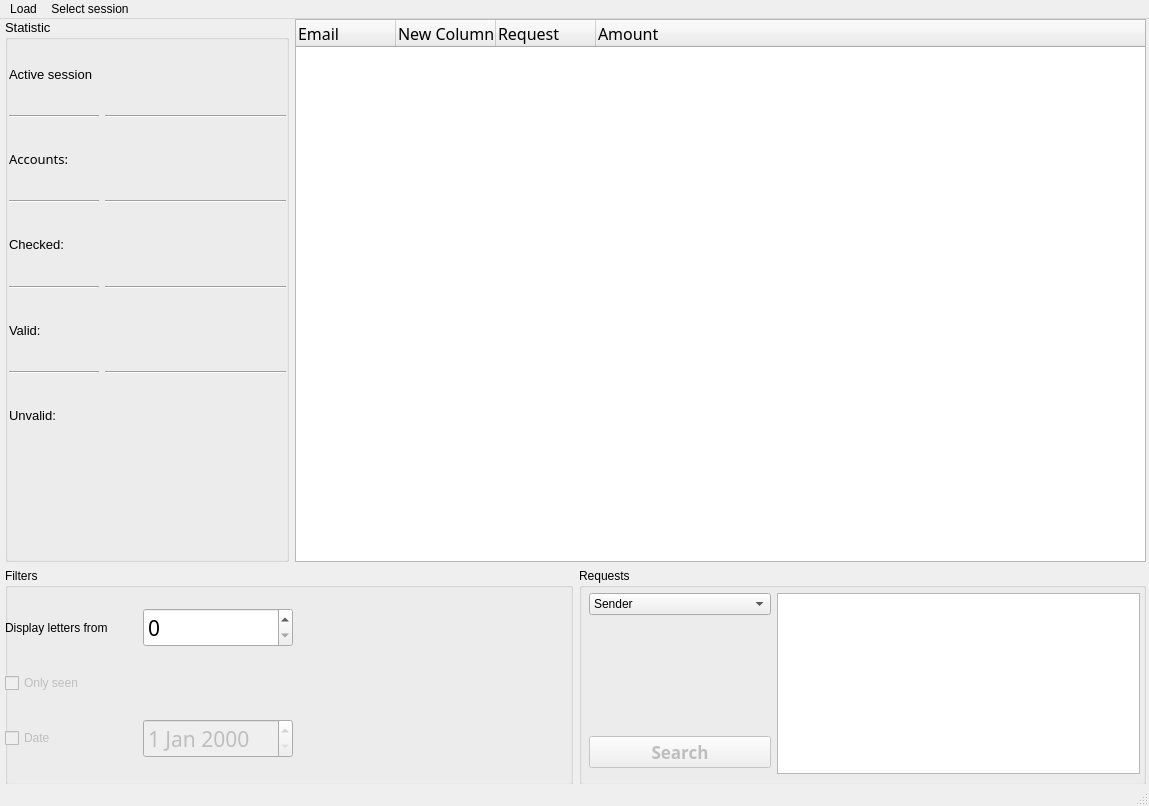
First picture: the form in gui/MainWindow.ui, repository bifenbecker/MailChecker, before the edit.
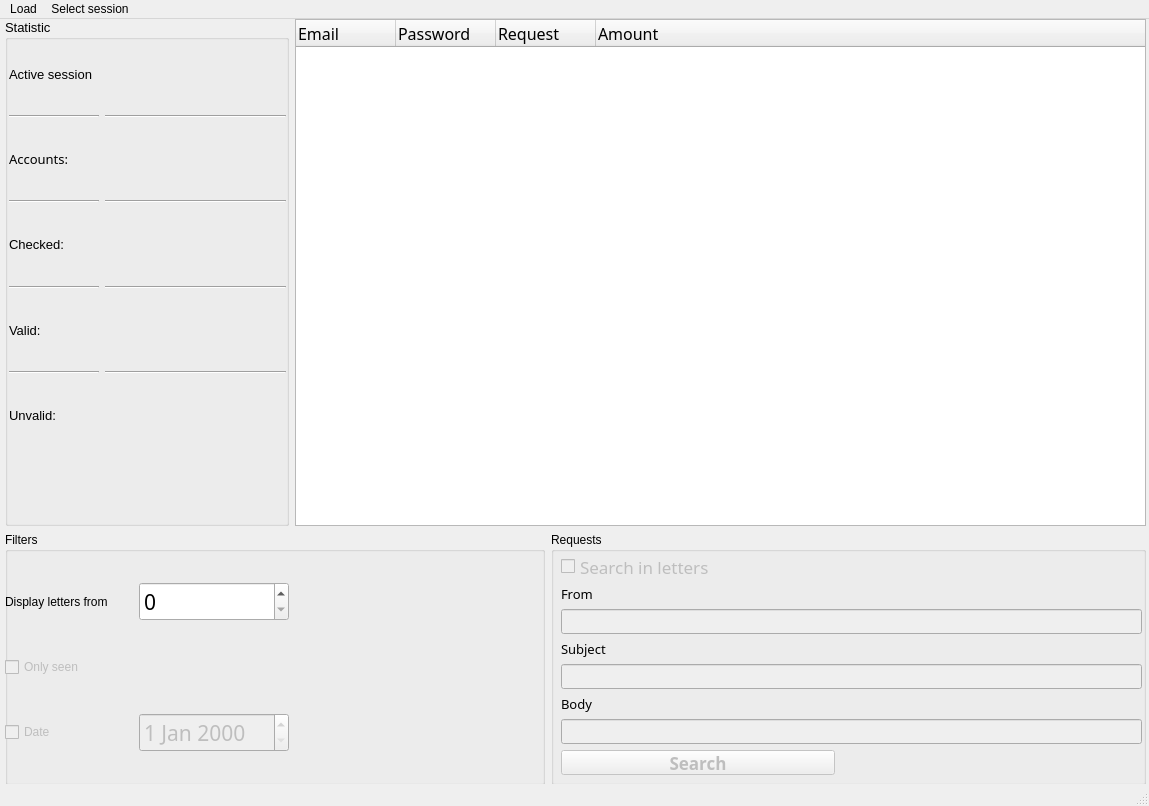
Second picture: the form after the edit.

Commit message: Fixes in GUI.Modified GUI(Requests).Add function enable/disable button, check boxes and lineEdits

The edit to the form file:
```diff
--- a/gui/MainWindow.ui
+++ b/gui/MainWindow.ui
@@ -38,7 +38,7 @@
       <height>771</height>
      </rect>
     </property>
-    <layout class="QVBoxLayout" name="verticalLayout" stretch="10,4">
+    <layout class="QVBoxLayout" name="verticalLayout" stretch="10,5">
      <property name="leftMargin">
       <number>5</number>
      </property>
@@ -241,7 +241,7 @@
          </column>
          <column>
           <property name="text">
-           <string>New Column</string>
+           <string>Password</string>
           </property>
          </column>
          <column>
@@ -259,7 +259,7 @@
       </layout>
      </item>
      <item>
-      <layout class="QHBoxLayout" name="horizontalLayout_2">
+      <layout class="QHBoxLayout" name="horizontalLayout_2" stretch="10,11">
        <item>
         <widget class="QGroupBox" name="groupBox_Filter">
          <property name="styleSheet">
@@ -273,8 +273,8 @@
            <rect>
             <x>0</x>
             <y>20</y>
-            <width>551</width>
-            <height>191</height>
+            <width>541</width>
+            <height>231</height>
            </rect>
           </property>
           <layout class="QGridLayout" name="gridLayout" rowstretch="1,2,1" columnstretch="2,2,4" rowminimumheight="0,0,0">
@@ -373,12 +373,12 @@
           <property name="geometry">
            <rect>
             <x>0</x>
-            <y>20</y>
-            <width>561</width>
-            <height>191</height>
+            <y>17</y>
+            <width>591</width>
+            <height>231</height>
            </rect>
           </property>
-          <layout class="QGridLayout" name="gridLayout_2" rowstretch="0,0,0,0" columnstretch="1,2">
+          <layout class="QGridLayout" name="gridLayout_2" rowstretch="0,0,0,0,0,0,0,0" columnstretch="10,11">
            <property name="leftMargin">
             <number>10</number>
            </property>
@@ -388,29 +388,7 @@
            <property name="bottomMargin">
             <number>5</number>
            </property>
-           <item row="0" column="1" rowspan="4">
-            <widget class="QPlainTextEdit" name="plainTextEdit_Requests"/>
-           </item>
-           <item row="0" column="0">
-            <widget class="QComboBox" name="comboBox_Requests">
-             <item>
-              <property name="text">
-               <string>Sender</string>
-              </property>
-             </item>
-             <item>
-              <property name="text">
-               <string>Topic</string>
-              </property>
-             </item>
-             <item>
-              <property name="text">
-               <string>Mail body</string>
-              </property>
-             </item>
-            </widget>
-           </item>
-           <item row="2" column="0">
+           <item row="7" column="0">
             <widget class="QPushButton" name="pushButton_Search">
              <property name="enabled">
               <bool>false</bool>
@@ -431,18 +409,127 @@
              </property>
             </widget>
            </item>
+           <item row="7" column="1">
+            <spacer name="horizontalSpacer_4">
+             <property name="orientation">
+              <enum>Qt::Horizontal</enum>
+             </property>
+             <property name="sizeHint" stdset="0">
+              <size>
+               <width>40</width>
+               <height>20</height>
+              </size>
+             </property>
+            </spacer>
+           </item>
+           <item row="0" column="1">
+            <spacer name="horizontalSpacer">
+             <property name="orientation">
+              <enum>Qt::Horizontal</enum>
+             </property>
+             <property name="sizeHint" stdset="0">
+              <size>
+               <width>40</width>
+               <height>20</height>
+              </size>
+             </property>
+            </spacer>
+           </item>
+           <item row="0" column="0">
+            <widget class="QCheckBox" name="checkBox_Search">
+             <property name="enabled">
+              <bool>false</bool>
+             </property>
+             <property name="font">
+              <font>
+               <family>Seb Neue</family>
+               <pointsize>13</pointsize>
+               <weight>50</weight>
+               <bold>false</bold>
+              </font>
+             </property>
+             <property name="text">
+              <string>Search in letters</string>
+             </property>
+            </widget>
+           </item>
+           <item row="3" column="0">
+            <widget class="QLabel" name="label_8">
+             <property name="font">
+              <font>
+               <family>Seb Neue Light</family>
+               <pointsize>10</pointsize>
+              </font>
+             </property>
+             <property name="text">
+              <string>Subject</string>
+             </property>
+            </widget>
+           </item>
+           <item row="5" column="0">
+            <widget class="QLabel" name="label_9">
+             <property name="font">
+              <font>
+               <family>Seb Neue Light</family>
+               <pointsize>10</pointsize>
+              </font>
+             </property>
+             <property name="text">
+              <string>Body</string>
+             </property>
+            </widget>
+           </item>
            <item row="1" column="0">
-            <spacer name="verticalSpacer">
-             <property name="orientation">
-              <enum>Qt::Vertical</enum>
+            <widget class="QLabel" name="label_7">
+             <property name="font">
+              <font>
+               <family>Seb Neue Light</family>
+               <pointsize>10</pointsize>
+              </font>
              </property>
-             <property name="sizeHint" stdset="0">
-              <size>
-               <width>20</width>
-               <height>40</height>
-              </size>
+             <property name="text">
+              <string>From</string>
              </property>
-            </spacer>
+            </widget>
+           </item>
+           <item row="2" column="0" colspan="2">
+            <widget class="QLineEdit" name="lineEdit_From">
+             <property name="enabled">
+              <bool>false</bool>
+             </property>
+             <property name="font">
+              <font>
+               <family>Seb Neue</family>
+               <pointsize>13</pointsize>
+              </font>
+             </property>
+            </widget>
+           </item>
+           <item row="4" column="0" colspan="2">
+            <widget class="QLineEdit" name="lineEdit_Subject">
+             <property name="enabled">
+              <bool>false</bool>
+             </property>
+             <property name="font">
+              <font>
+               <family>Seb Neue</family>
+               <pointsize>13</pointsize>
+              </font>
+             </property>
+            </widget>
+           </item>
+           <item row="6" column="0" colspan="2">
+            <widget class="QLineEdit" name="lineEdit_Body">
+             <property name="enabled">
+              <bool>false</bool>
+             </property>
+             <property name="font">
+              <font>
+               <family>Seb Neue</family>
+               <pointsize>13</pointsize>
+              </font>
+             </property>
+            </widget>
            </item>
           </layout>
          </widget>
```
The commit also changes 2 other files.
